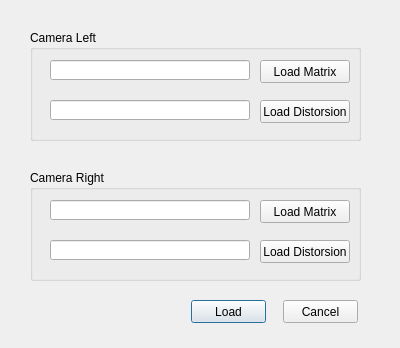
The window that VR_interfaz/loadcalibparamsdialog.ui (richardseba/TFG-Code) describes before a commit, drawn with Qt 5.
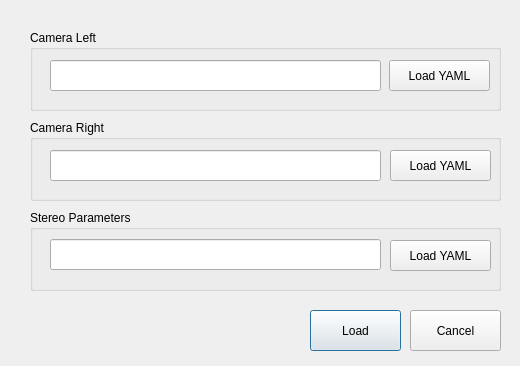
The same window after the commit.

Diff of the .ui file:
```diff
--- a/VR_interfaz/loadcalibparamsdialog.ui
+++ b/VR_interfaz/loadcalibparamsdialog.ui
@@ -6,8 +6,8 @@
    <rect>
     <x>0</x>
     <y>0</y>
-    <width>400</width>
-    <height>348</height>
+    <width>520</width>
+    <height>366</height>
    </rect>
   </property>
   <property name="windowTitle">
@@ -16,10 +16,10 @@
   <widget class="QPushButton" name="pushButton_load">
    <property name="geometry">
     <rect>
-     <x>191</x>
-     <y>300</y>
-     <width>75</width>
-     <height>23</height>
+     <x>310</x>
+     <y>310</y>
+     <width>91</width>
+     <height>41</height>
     </rect>
    </property>
    <property name="text">
@@ -29,10 +29,10 @@
   <widget class="QPushButton" name="pushButton_cancel">
    <property name="geometry">
     <rect>
-     <x>283</x>
-     <y>300</y>
-     <width>75</width>
-     <height>23</height>
+     <x>410</x>
+     <y>310</y>
+     <width>91</width>
+     <height>41</height>
     </rect>
    </property>
    <property name="text">
@@ -44,8 +44,8 @@
     <rect>
      <x>30</x>
      <y>30</y>
-     <width>331</width>
-     <height>111</height>
+     <width>471</width>
+     <height>81</height>
     </rect>
    </property>
    <property name="title">
@@ -56,45 +56,22 @@
      <rect>
       <x>20</x>
       <y>30</y>
-      <width>200</width>
-      <height>20</height>
+      <width>331</width>
+      <height>31</height>
      </rect>
     </property>
    </widget>
    <widget class="QPushButton" name="pushButton_matrixL">
     <property name="geometry">
      <rect>
-      <x>230</x>
+      <x>359</x>
       <y>30</y>
-      <width>90</width>
-      <height>23</height>
+      <width>101</width>
+      <height>31</height>
      </rect>
     </property>
     <property name="text">
-     <string>Load Matrix</string>
-    </property>
-   </widget>
-   <widget class="QPushButton" name="pushButton_distL">
-    <property name="geometry">
-     <rect>
-      <x>230</x>
-      <y>70</y>
-      <width>90</width>
-      <height>23</height>
-     </rect>
-    </property>
-    <property name="text">
-     <string>Load Distorsion</string>
-    </property>
-   </widget>
-   <widget class="QLineEdit" name="lineEdit_distL">
-    <property name="geometry">
-     <rect>
-      <x>20</x>
-      <y>70</y>
-      <width>200</width>
-      <height>20</height>
-     </rect>
+     <string>Load YAML</string>
     </property>
    </widget>
   </widget>
@@ -102,9 +79,9 @@
    <property name="geometry">
     <rect>
      <x>30</x>
-     <y>170</y>
-     <width>331</width>
-     <height>111</height>
+     <y>120</y>
+     <width>471</width>
+     <height>81</height>
     </rect>
    </property>
    <property name="title">
@@ -115,47 +92,60 @@
      <rect>
       <x>20</x>
       <y>30</y>
-      <width>200</width>
-      <height>20</height>
+      <width>331</width>
+      <height>31</height>
      </rect>
     </property>
    </widget>
    <widget class="QPushButton" name="pushButton_matrixR">
     <property name="geometry">
      <rect>
-      <x>230</x>
+      <x>360</x>
       <y>30</y>
-      <width>90</width>
-      <height>23</height>
+      <width>101</width>
+      <height>31</height>
      </rect>
     </property>
     <property name="text">
-     <string>Load Matrix</string>
+     <string>Load YAML</string>
     </property>
    </widget>
-   <widget class="QPushButton" name="pushButton_distR">
-    <property name="geometry">
-     <rect>
-      <x>230</x>
-      <y>70</y>
-      <width>90</width>
-      <height>23</height>
-     </rect>
-    </property>
-    <property name="text">
-     <string>Load Distorsion</string>
-    </property>
-   </widget>
-   <widget class="QLineEdit" name="lineEdit_distR">
+  </widget>
+  <widget class="QGroupBox" name="groupBox">
+   <property name="geometry">
+    <rect>
+     <x>30</x>
+     <y>210</y>
+     <width>471</width>
+     <height>81</height>
+    </rect>
+   </property>
+   <property name="title">
+    <string>Stereo Parameters</string>
+   </property>
+   <widget class="QLineEdit" name="lineEdit_stereoCalib">
     <property name="geometry">
      <rect>
       <x>20</x>
-      <y>70</y>
-      <width>200</width>
-      <height>20</height>
+      <y>29</y>
+      <width>331</width>
+      <height>31</height>
      </rect>
     </property>
    </widget>
+   <widget class="QPushButton" name="pushButton_stereo">
+    <property name="geometry">
+     <rect>
+      <x>360</x>
+      <y>30</y>
+      <width>101</width>
+      <height>31</height>
+     </rect>
+    </property>
+    <property name="text">
+     <string>Load YAML</string>
+    </property>
+   </widget>
   </widget>
  </widget>
  <resources/>
```
